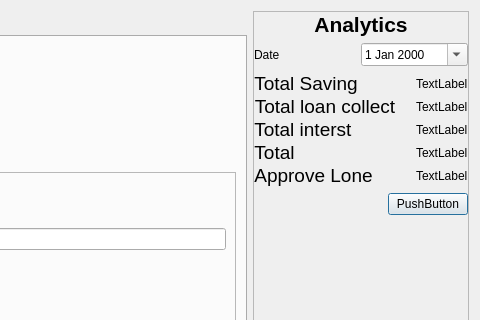
nachiket624/GTFC-Desktop-Application, file savingLone.ui: the form before one commit; both pictures show x 619 to 1099 and y 0 to 320 of the 1099 by 904 pixel window.
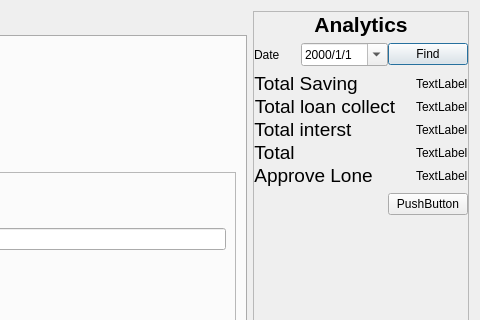
The form after the commit.

Commit message: saving tab connect to savingaccounttransaction transaction_detail table

Diff of the .ui file:
```diff
--- a/savingLone.ui
+++ b/savingLone.ui
@@ -159,11 +159,21 @@
             <property name="currentSection">
              <enum>QDateTimeEdit::YearSection</enum>
             </property>
+            <property name="displayFormat">
+             <string>yyyy/M/d</string>
+            </property>
             <property name="calendarPopup">
              <bool>true</bool>
             </property>
            </widget>
           </item>
+          <item>
+           <widget class="QPushButton" name="analytics_data_find">
+            <property name="text">
+             <string>Find</string>
+            </property>
+           </widget>
+          </item>
          </layout>
         </item>
         <item row="3" column="0">
```
The commit also changes 6 other files.
